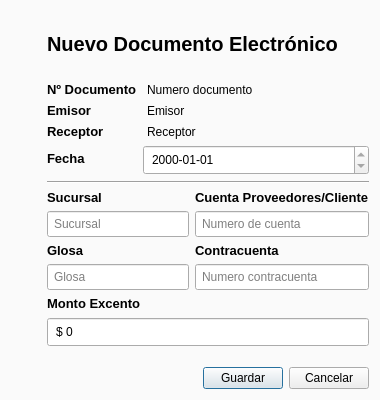
The window that GUI/nuevoDocumentoDialog.ui (firenessmax/bte001) describes before a commit, drawn with Qt 5.
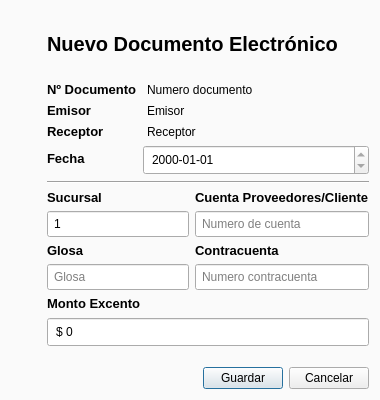
The same window after the commit. Icons and pictures are not drawn.

Diff of the .ui file:
```diff
--- a/GUI/nuevoDocumentoDialog.ui
+++ b/GUI/nuevoDocumentoDialog.ui
@@ -313,6 +313,9 @@
              <pointsize>9</pointsize>
             </font>
            </property>
+           <property name="text">
+            <string>1</string>
+           </property>
            <property name="placeholderText">
             <string>Sucursal</string>
            </property>
```
Left out of the diff: 1 changed line with no effect on the pictures.
